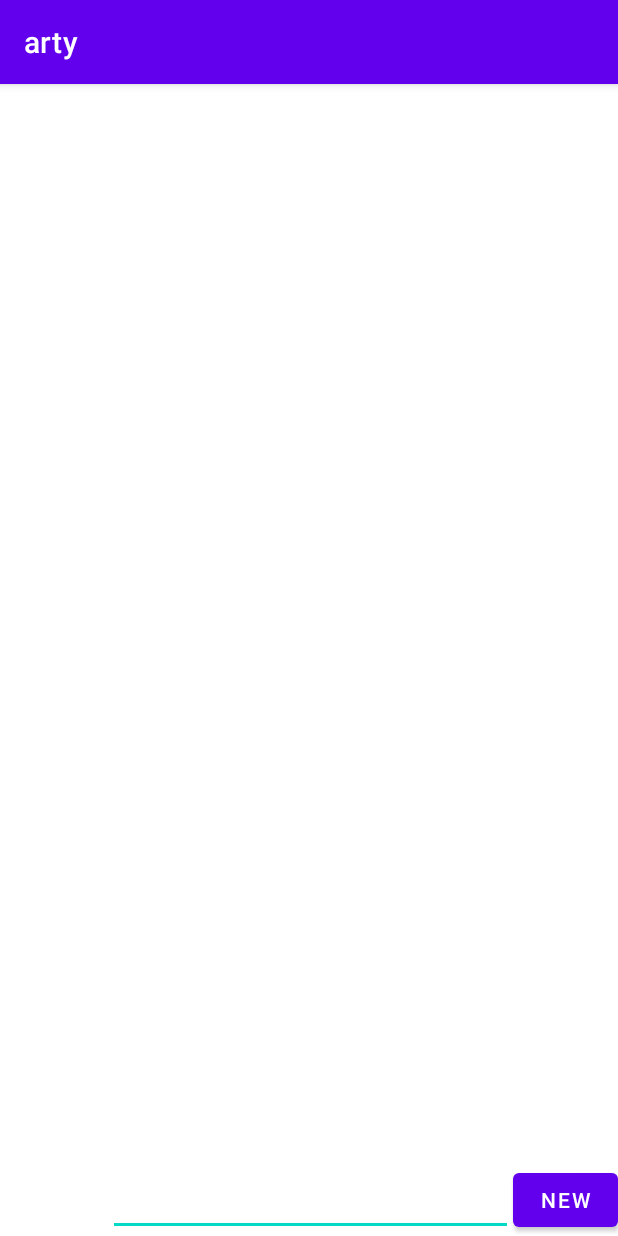
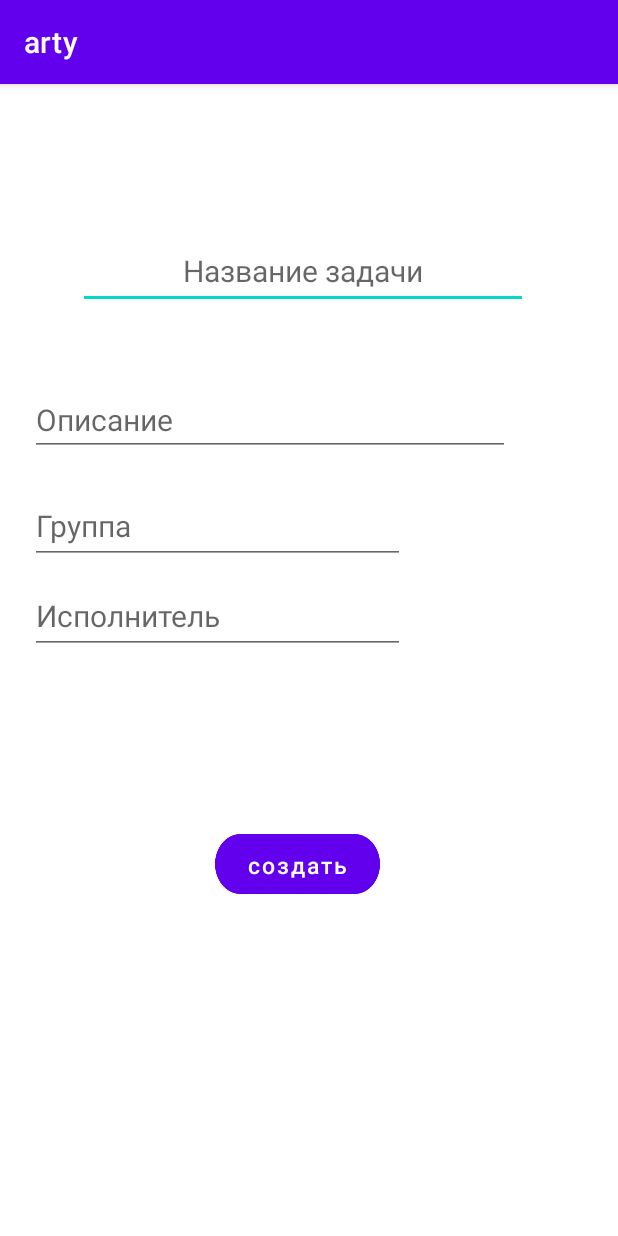
Before and after one commit to artyawn/diplom, an Android app: the CreateTask screen opened directly, with no data from a screen before it, on a phone screen of 412 x 824 dp. Run offline under Robolectric (Android 15) with nearby library versions, the phone set to English and light mode, and no system bars; our stand-ins replace Firebase (no records; nobody signed in at launch, a user with empty details on screens opened directly).

Commit message:
+creating groups and tasks

```diff
--- a/app/src/main/AndroidManifest.xml
+++ b/app/src/main/AndroidManifest.xml
@@ -9,6 +9,9 @@
         android:roundIcon="@mipmap/ic_launcher_round"
         android:supportsRtl="true"
         android:theme="@style/Theme.Arty">
+        <activity
+            android:name=".NewGroup"
+            android:exported="false" />
         <activity
             android:name=".ListTasks"
             android:exported="false" />
--- a/app/src/main/java/com/artyawn/arty/CreateTask.java
+++ b/app/src/main/java/com/artyawn/arty/CreateTask.java
@@ -1,17 +1,23 @@
 package com.artyawn.arty;
 
 import androidx.annotation.NonNull;
+import androidx.annotation.Nullable;
 import androidx.appcompat.app.AppCompatActivity;
+import androidx.recyclerview.widget.LinearLayoutManager;
+import androidx.recyclerview.widget.RecyclerView;
 
 import android.os.Bundle;
 import android.view.View;
+import android.view.ViewGroup;
 import android.widget.Button;
 import android.widget.EditText;
 import android.widget.ListView;
 import android.widget.TextView;
+import android.widget.Toast;
 
 import com.firebase.ui.database.FirebaseListAdapter;
 import com.firebase.ui.database.FirebaseListOptions;
+import com.firebase.ui.database.FirebaseRecyclerAdapter;
 import com.google.firebase.auth.FirebaseAuth;
 import com.google.firebase.auth.FirebaseUser;
 import com.google.firebase.database.DatabaseReference;
@@ -20,45 +26,70 @@ import com.google.firebase.database.FirebaseDatabase;
 public class CreateTask extends AppCompatActivity {
     private FirebaseAuth mAuth;
     private DatabaseReference myRef;
-    private EditText et_new_tsk;
+    private EditText et_new_task,et_worker,et_group, et_description;
     private Button btn_new_task;
 
     FirebaseUser user = mAuth.getInstance().getCurrentUser();
     FirebaseListAdapter mAdapter;
 
-    ListView ListUserTasks;
 
 
     @Override
-    protected void onCreate(Bundle savedInstanceState) {
+    protected void onCreate( Bundle savedInstanceState) {
         super.onCreate(savedInstanceState);
         setContentView(R.layout.activity_create_task);
 
-        ListUserTasks = (ListView) findViewById(R.id.discr_for_task);
-        myRef = FirebaseDatabase.getInstance().getReference();
-
-        FirebaseListOptions<String> options = new FirebaseListOptions.Builder<String>()
-                .setQuery(myRef.child(user.getUid()).child("Tasks"),String.class)
-                .setLayout(android.R.layout.simple_list_item_1)
-                .build();
-
-
-        mAdapter = new FirebaseListAdapter<String>(options) {
-            @Override
-            protected void populateView(@NonNull View v, @NonNull String s, int position) {
-                TextView text = (TextView) v.findViewById(android.R.id.text1);
-                text.setText(s);
-            }
-        };
-        ListUserTasks.setAdapter(mAdapter);
-        btn_new_task = findViewById(R.id.btn_add);
-        et_new_tsk = findViewById(R.id.et_new_tasks);
+        et_new_task = findViewById(R.id.et_new_task);
+        et_description = findViewById(R.id.description);
+        et_worker= findViewById(R.id.worker);
+        et_group = findViewById(R.id.et_group);
+        btn_new_task = findViewById(R.id.btn_new_task);
 
         btn_new_task.setOnClickListener(new View.OnClickListener() {
             @Override
             public void onClick(View view) {
-                myRef.child(user.getUid()).child("Tasks").push().setValue(et_new_tsk.getText().toString());
+                String new_task =et_new_task.getText().toString();
+                String worker = et_worker.getText().toString();
+                String description =et_description.getText().toString();
+                String group = et_group.getText().toString();
+                if(new_task.isEmpty() ||worker.isEmpty() ||description.isEmpty() ||group.isEmpty()){
+                    Toast.makeText(CreateTask.this, "Введены не все данные", Toast.LENGTH_SHORT).show();
+
+                }
+                else {
+                    myRef = FirebaseDatabase.getInstance().getReference("users/"+worker+"/"+"tasks");
+                    CreateTaskClass task = new CreateTaskClass(new_task,group,worker,description);
+                    myRef.setValue(task);
+                }
             }
         });
+
+
+//        ListUserTasks = (ListView) findViewById(R.id.discr_for_task);
+//        myRef = FirebaseDatabase.getInstance().getReference();
+
+//        FirebaseListOptions<String> options = new FirebaseListOptions.Builder<String>()
+//                .setQuery(myRef.child(user.getUid()).child("Tasks"),String.class)
+//                .setLayout(android.R.layout.simple_list_item_1)
+//                .build();
+//
+//
+//        mAdapter = new FirebaseListAdapter<String>(options) {
+//            @Override
+//            protected void populateView(@NonNull View v, @NonNull String s, int position) {
+//                TextView text = (TextView) v.findViewById(android.R.id.text1);
+//                text.setText(s);
+//            }
+//        };
+//        ListUserTasks.setAdapter(mAdapter);
+//        btn_new_task = findViewById(R.id.btn_add);
+//        et_new_task = findViewById(R.id.et_new_tasks);
+//
+//        btn_new_task.setOnClickListener(new View.OnClickListener() {
+//            @Override
+//            public void onClick(View view) {
+//                myRef.child(user.getUid()).child("Tasks").push().setValue(et_new_task.getText().toString());
+//            }
+//        });
     }
 }
--- a/app/src/main/res/layout/activity_create_task.xml
+++ b/app/src/main/res/layout/activity_create_task.xml
@@ -1,26 +1,72 @@
 <?xml version="1.0" encoding="utf-8"?>
 <RelativeLayout xmlns:android="http://schemas.android.com/apk/res/android"
-    xmlns:app="http://schemas.android.com/apk/res-auto"
-    xmlns:tools="http://schemas.android.com/tools"
     android:layout_width="match_parent"
     android:layout_height="match_parent"
+    xmlns:tools="http://schemas.android.com/tools"
     tools:context=".CreateTask">
-    <ListView
-        android:layout_width="match_parent"
+
+    <EditText
+        android:layout_width="300dp"
+        android:layout_height="50dp"
+        android:layout_marginTop="100dp"
+        android:layout_marginStart="52dp"
+        android:gravity="center"
+        android:hint="Название задачи"
+        android:textSize="20dp"
+        android:id="@+id/et_new_task"/>
+
+    <EditText
+        android:layout_width="320dp"
         android:layout_height="wrap_content"
-        android:id="@+id/discr_for_task"/>
-    <EditText android:layout_width="270dp"
+        android:layout_marginTop="200dp"
+        android:layout_marginStart="20dp"
+        android:hint="Описание"
+        android:textSize="20dp"
+        android:id="@+id/description"/>
+
+    <EditText
+        android:layout_width="250dp"
         android:layout_height="50dp"
-        android:layout_alignParentBottom="true"
-        android:id="@+id/et_new_tasks"
-        android:layout_toStartOf="@+id/btn_add"/>
-    <Button android:layout_width="70dp"
+        android:layout_marginTop="270dp"
+        android:layout_marginStart="20dp"
+        android:hint="Группа"
+        android:textSize="20dp"
+        android:id="@+id/et_group"/>
+
+    <EditText
+        android:layout_width="250dp"
         android:layout_height="50dp"
-        android:layout_alignBaseline="@+id/et_new_tasks"
-        android:layout_alignBottom="@+id/et_new_tasks"
-        android:layout_alignParentEnd="true"
-        android:id="@+id/btn_add"
-        android:text="New"/>
+        android:layout_marginTop="330dp"
+        android:layout_marginStart="20dp"
+        android:hint="Исполнитель"
+        android:textSize="20dp"
+        android:id="@+id/worker"/>
+
+<!--    <TextView-->
+<!--        android:id="@+id/tv_add_grouper"-->
+<!--        android:layout_width="wrap_content"-->
+<!--        android:layout_height="wrap_content"-->
+<!--        android:layout_marginStart="300dp"-->
+<!--        android:layout_marginTop="222dp"-->
+<!--        android:gravity="center"-->
+<!--        android:text="добавить"-->
+<!--        android:textSize="15dp"-->
+<!--        android:textColor="@color/black"-->
+<!--        android:textStyle="normal"-->
+<!--        android:textAllCaps="false"/>-->
+
+    <Button
+        android:id="@+id/btn_new_task"
+        android:layout_width="110dp"
+        android:layout_height="40dp"
+        android:layout_marginStart="143dp"
+        android:layout_marginTop="500dp"
+        android:background="@drawable/button_add"
+        android:gravity="center"
+        android:text="создать"
+        android:textSize="15dp"
+        android:textStyle="normal"
+        android:textAllCaps="false"/>
 
 
 </RelativeLayout>
```
Also changed, not shown: app/src/main/java/com/artyawn/arty/CreateTaskClass.java (added, +16 -0 lines), app/src/main/java/com/artyawn/arty/GroupClass.java (added, +12 -0 lines), app/src/main/java/com/artyawn/arty/NewGroup.java (added, +72 -0 lines), app/src/main/java/com/artyawn/arty/RegisterActivity.java (+17 -6 lines), app/src/main/java/com/artyawn/arty/UserActivity.java (+38 -0 lines), app/src/main/java/com/artyawn/arty/UserClass.java (added, +11 -0 lines), app/src/main/res/layout/activity_new_group.xml (added, +54 -0 lines), app/src/main/res/layout/activity_user.xml (+34 -2 lines).
